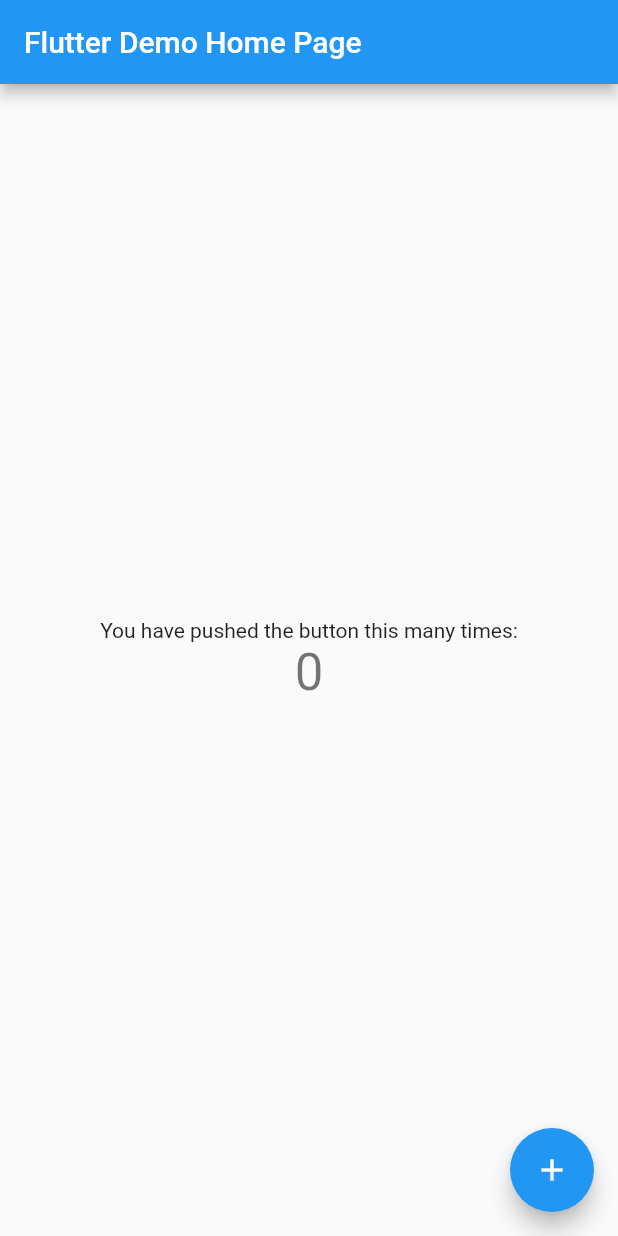
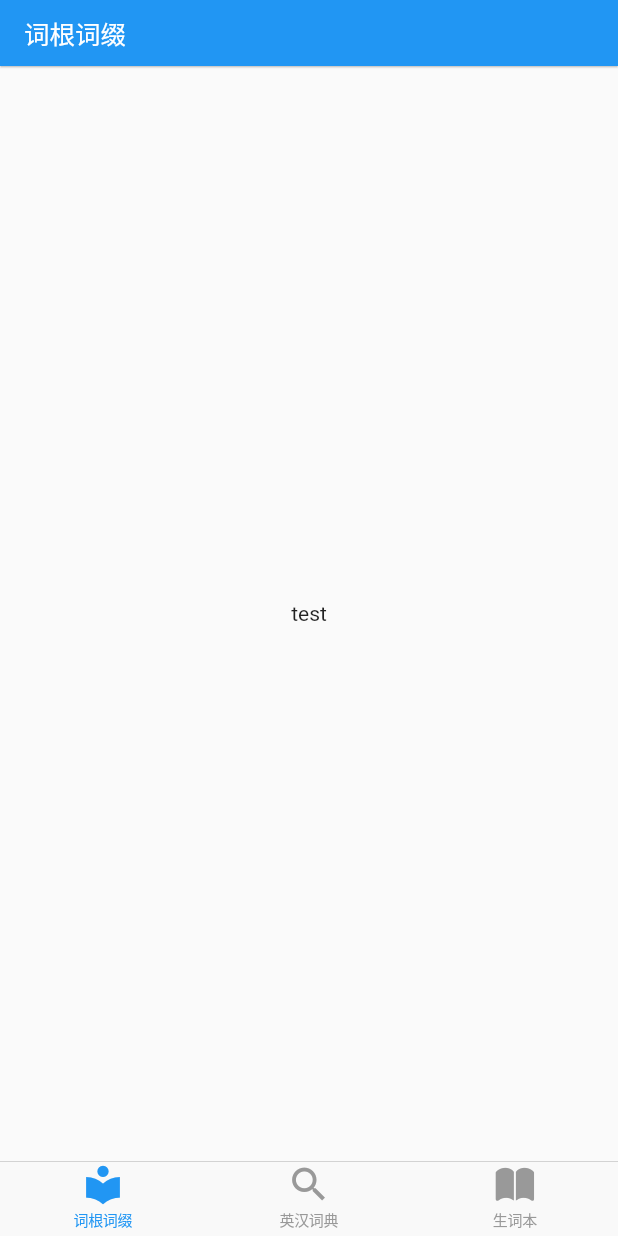
Before and after one commit to eatbye/flutter_cigen, a Flutter app: the screen it shows after launch, on a phone screen of 412 x 824 dp. Run offline on Flutter 3.47's test engine with Material 2 defaults, Android fonts, the phone set to English and light mode, and no system bars.

Commit message:
项目搭建

```diff
--- a/lib/main.dart
+++ b/lib/main.dart
@@ -1,4 +1,5 @@
 import 'package:flutter/material.dart';
+import 'package:flutter_cigen/page/bottom_bar_page.dart';
 
 void main() => runApp(MyApp());
 
@@ -7,105 +8,13 @@ class MyApp extends StatelessWidget {
   @override
   Widget build(BuildContext context) {
     return MaterialApp(
-      title: 'Flutter Demo',
+      title: '词根词缀',
+      debugShowCheckedModeBanner: false,
       theme: ThemeData(
-        // This is the theme of your application.
-        //
-        // Try running your application with "flutter run". You'll see the
-        // application has a blue toolbar. Then, without quitting the app, try
-        // changing the primarySwatch below to Colors.green and then invoke
-        // "hot reload" (press "r" in the console where you ran "flutter run",
-        // or simply save your changes to "hot reload" in a Flutter IDE).
-        // Notice that the counter didn't reset back to zero; the application
-        // is not restarted.
         primarySwatch: Colors.blue,
+          appBarTheme: AppBarTheme(elevation: 0.5, textTheme: TextTheme(title: TextStyle(fontSize: 17.0)))
       ),
-      home: MyHomePage(title: 'Flutter Demo Home Page'),
+      home: BottomBarPage(),
     );
   }
 }
-
-class MyHomePage extends StatefulWidget {
-  MyHomePage({Key key, this.title}) : super(key: key);
-
-  // This widget is the home page of your application. It is stateful, meaning
-  // that it has a State object (defined below) that contains fields that affect
-  // how it looks.
-
-  // This class is the configuration for the state. It holds the values (in this
-  // case the title) provided by the parent (in this case the App widget) and
-  // used by the build method of the State. Fields in a Widget subclass are
-  // always marked "final".
-
-  final String title;
-
-  @override
-  _MyHomePageState createState() => _MyHomePageState();
-}
-
-class _MyHomePageState extends State<MyHomePage> {
-  int _counter = 0;
-
-  void _incrementCounter() {
-    setState(() {
-      // This call to setState tells the Flutter framework that something has
-      // changed in this State, which causes it to rerun the build method below
-      // so that the display can reflect the updated values. If we changed
-      // _counter without calling setState(), then the build method would not be
-      // called again, and so nothing would appear to happen.
-      _counter++;
-    });
-  }
-
-  @override
-  Widget build(BuildContext context) {
-    // This method is rerun every time setState is called, for instance as done
-    // by the _incrementCounter method above.
-    //
-    // The Flutter framework has been optimized to make rerunning build methods
-    // fast, so that you can just rebuild anything that needs updating rather
-    // than having to individually change instances of widgets.
-    return Scaffold(
-      appBar: AppBar(
-        // Here we take the value from the MyHomePage object that was created by
-        // the App.build method, and use it to set our appbar title.
-        title: Text(widget.title),
-      ),
-      body: Center(
-        // Center is a layout widget. It takes a single child and positions it
-        // in the middle of the parent.
-        child: Column(
-          // Column is also layout widget. It takes a list of children and
-          // arranges them vertically. By default, it sizes itself to fit its
-          // children horizontally, and tries to be as tall as its parent.
-          //
-          // Invoke "debug painting" (press "p" in the console, choose the
-          // "Toggle Debug Paint" action from the Flutter Inspector in Android
-          // Studio, or the "Toggle Debug Paint" command in Visual Studio Code)
-          // to see the wireframe for each widget.
-          //
-          // Column has various properties to control how it sizes itself and
-          // how it positions its children. Here we use mainAxisAlignment to
-          // center the children vertically; the main axis here is the vertical
-          // axis because Columns are vertical (the cross axis would be
-          // horizontal).
-          mainAxisAlignment: MainAxisAlignment.center,
-          children: <Widget>[
-            Text(
-              'You have pushed the button this many times:',
-            ),
-            Text(
-              '$_counter',
-              style: Theme.of(context).textTheme.display1,
-            ),
-          ],
-        ),
-      ),
-      floatingActionButton: FloatingActionButton(
-        onPressed: _incrementCounter,
-        tooltip: 'Increment',
-        child: Icon(Icons.add),
-      ), // This trailing comma makes auto-formatting nicer for build methods.
-    );
-  }
-}
--- /dev/null
+++ b/lib/page/bottom_bar_page.dart
@@ -0,0 +1,55 @@
+import 'package:flutter/cupertino.dart';
+import 'package:flutter/material.dart';
+import 'package:flutter_cigen/page/temp_page.dart';
+
+class BottomBarPage extends StatefulWidget {
+  @override
+  _BottomBarPageState createState() => _BottomBarPageState();
+}
+
+class _BottomBarPageState extends State<BottomBarPage> {
+
+  int currentIndex = 0;
+  var currentPage;
+
+  //底部导航对应的页面(状态保持的时候，必须返回泛型)
+  final List<Widget> bottomPages = [
+    TempPage(),
+    TempPage(),
+    TempPage(),
+  ];
+
+  @override
+  Widget build(BuildContext context) {
+    return Scaffold(
+        bottomNavigationBar: CupertinoTabBar(
+          currentIndex: currentIndex,
+          items: [
+            BottomNavigationBarItem(
+              icon: Icon(Icons.local_library),
+              title: Text('词根词缀'),
+            ),
+            BottomNavigationBarItem(
+              icon: Icon(Icons.search),
+              title: Text('英汉词典'),
+            ),
+            BottomNavigationBarItem(
+              icon: Icon(CupertinoIcons.book_solid),
+              title: Text('生词本'),
+            )
+          ],
+          onTap: (index){
+            setState(() {
+              currentIndex = index;
+              currentPage = bottomPages[currentIndex];
+            });
+          },
+        ),
+        body: IndexedStack(
+          //状态保持
+          index: currentIndex,
+          children: bottomPages,
+        )
+    );
+  }
+}
--- /dev/null
+++ b/lib/page/temp_page.dart
@@ -0,0 +1,17 @@
+import 'package:flutter/material.dart';
+
+class TempPage extends StatelessWidget {
+  @override
+  Widget build(BuildContext context) {
+    return Scaffold(
+      appBar: PreferredSize(
+          child: AppBar(
+            title: Text('词根词缀'),
+          ),
+          preferredSize: Size.fromHeight(44.0)),
+      body: Center(
+        child: Text('test'),
+      ),
+    );
+  }
+}
```
